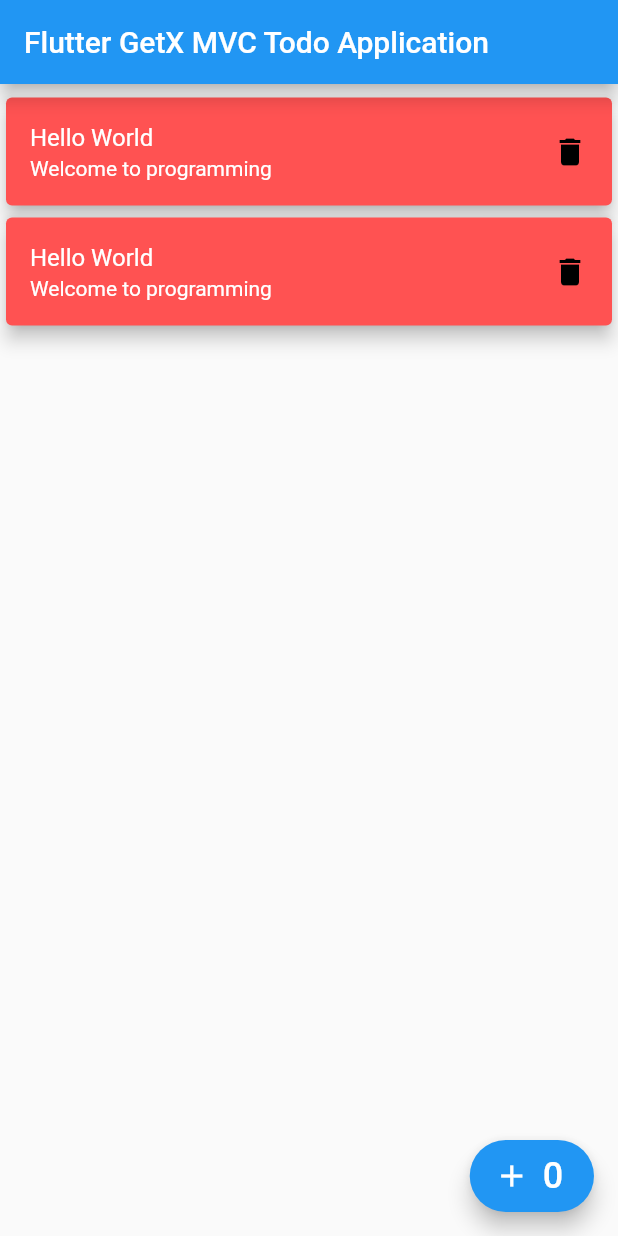
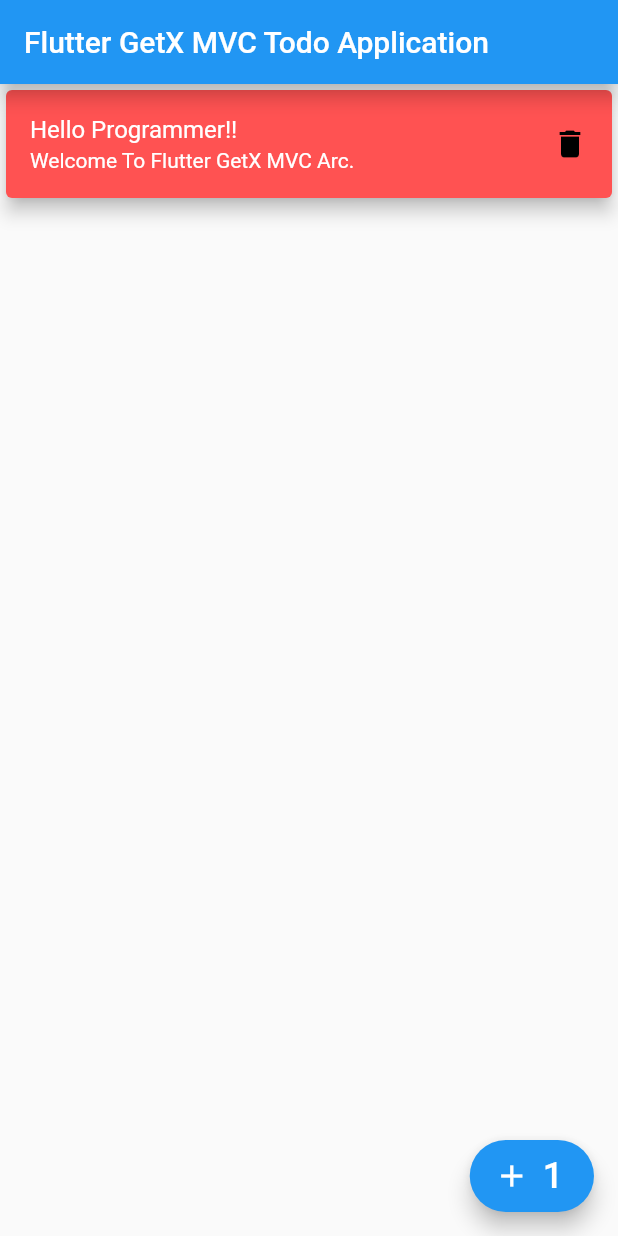
Before and after one commit to imamhossain94/flutter-getX-MVC, a Flutter app: the screen it shows after launch, on a phone screen of 412 x 824 dp. Run offline on Flutter 3.47's test engine with Material 2 defaults, Android fonts, the phone set to English and light mode, and no system bars; our stand-ins replace get.

Commit message:
feat: flutter getx mvc architecture done

```diff
--- a/lib/main.dart
+++ b/lib/main.dart
@@ -17,7 +17,7 @@ class MyApp extends StatelessWidget {
         visualDensity: VisualDensity.adaptivePlatformDensity,
       ),
       debugShowCheckedModeBanner: false,
-      home: const TodoPage(),
+      home: TodoPage(),
     );
   }
 }
--- a/lib/models/todo_model.dart
+++ b/lib/models/todo_model.dart
@@ -2,9 +2,7 @@ class TodoModel {
   String? title;
   String? subTitle;
 
-  TodoModel({title = "Hello Programmer!!", subTitle = "Welcome To Flutter GetX MVC Arc."}){
-    title = title;
-    subTitle = subTitle;
-  }
+  TodoModel({this.title = "Hello Programmer!!", this.subTitle = "Welcome To Flutter GetX MVC Arc."});
+
 
 }
--- a/lib/views/todo_page.dart
+++ b/lib/views/todo_page.dart
@@ -1,7 +1,11 @@
 import 'package:flutter/material.dart';
+import 'package:flutter_getx_mvc/controllers/todo_controller.dart';
+import 'package:get/get.dart';
 
 class TodoPage extends StatelessWidget {
-  const TodoPage({Key? key}) : super(key: key);
+  TodoPage({Key? key}) : super(key: key);
+
+  final todoController = Get.put(TodoController());
 
   @override
   Widget build(BuildContext context) {
@@ -11,33 +15,29 @@ class TodoPage extends StatelessWidget {
           title: const Text("Flutter GetX MVC Todo Application"),
           elevation: 5,
         ),
-        body: Container(
-          child: Column(
-            children: [
-              const SizedBox(height: 5,),
-              todoItem(
-                title: "Hello World",
-                subTitle: "Welcome to programming",
-                onPressed: () {
-
-                }
-              ),
-              todoItem(
-                  title: "Hello World",
-                  subTitle: "Welcome to programming",
-                  onPressed: () {
-
-                  }
-              )
-            ],
-          )
+        body: GetX<TodoController>(builder: (controller) {
+          return ListView.builder(
+              physics: const BouncingScrollPhysics(),
+              itemCount: controller.todoItems.length,
+              itemBuilder: (context, index) {
+                return todoItem(
+                    title: controller.todoItems[index].title ?? "",
+                    subTitle: controller.todoItems[index].subTitle ?? "",
+                    onPressed: () {
+                      controller.deleteItem(controller.todoItems[index]);
+                    });
+              });
+        }),
+        floatingActionButton: FloatingActionButton.extended(
+          onPressed: () {
+            todoController.addNewItem();
+          },
+          label: Obx(() => Text(
+                todoController.totalItems.toString(),
+                style: const TextStyle(fontSize: 24),
+              )),
+          icon: const Icon(Icons.add),
         ),
-        floatingActionButton:
-            FloatingActionButton.extended(
-                onPressed: (){},
-                label: Text("0", style: TextStyle(fontSize: 24),),
-                icon: const Icon(Icons.add),
-            ),
       ),
     );
   }
```
Also changed, not shown: lib/controllers/todo_controller.dart (+21 -0 lines).
